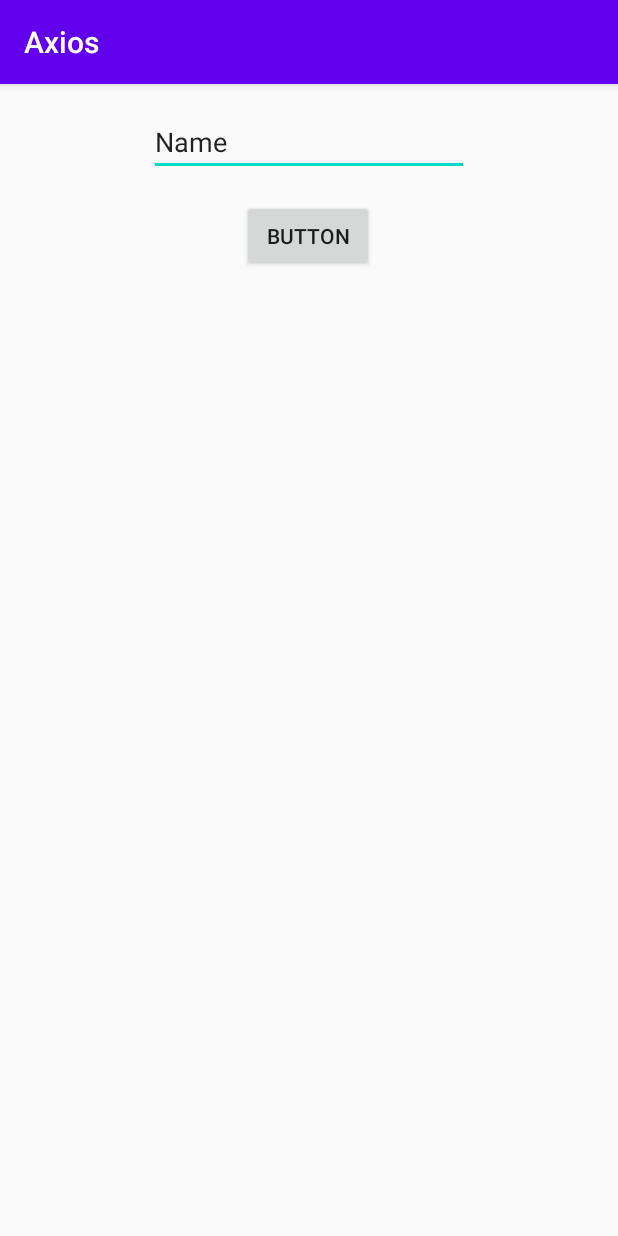
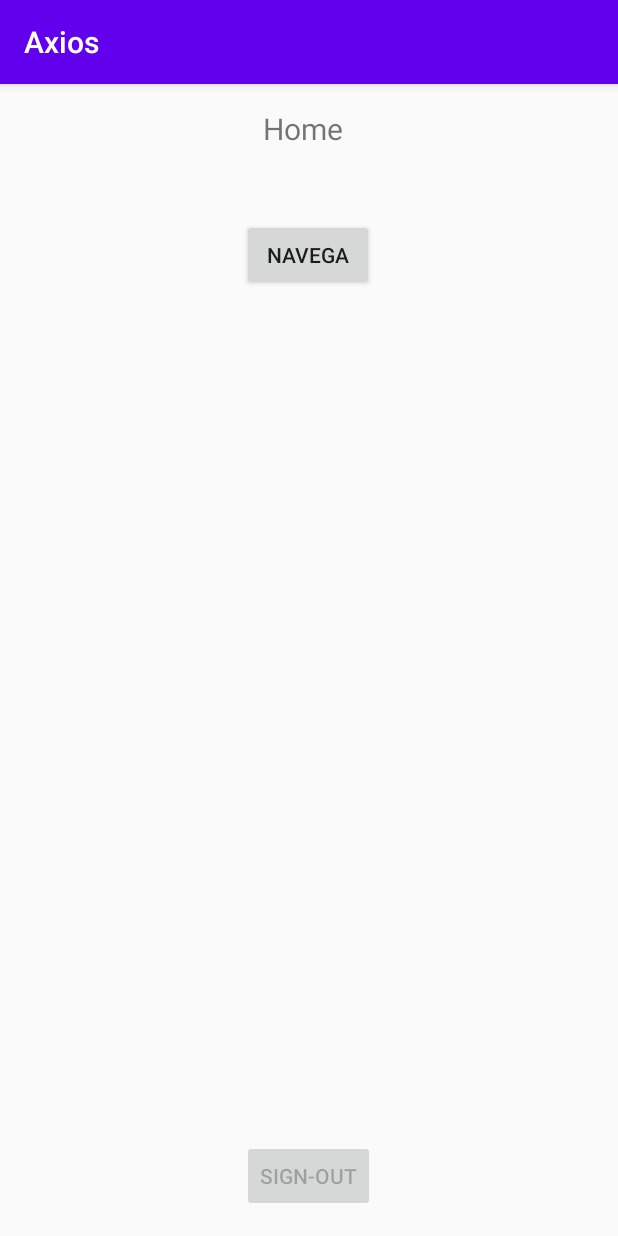
Before and after one commit to JaviCandia/AxiosApp, an Android app: the screen it shows after launch (MainActivity), on a phone screen of 412 x 824 dp. Run offline under Robolectric (Android 15) with nearby library versions, the phone set to English and light mode, and no system bars; our stand-ins replace Firebase (no records; nobody signed in at launch, a user with empty details on screens opened directly); libraries missing offline, so code that uses them is left out: com.firebase.ui; 2 statements that could not run were skipped.

```diff
--- a/app/src/main/res/layout/fragment_home.xml
+++ b/app/src/main/res/layout/fragment_home.xml
@@ -14,22 +14,34 @@
         android:id="@+id/button"
         android:layout_width="wrap_content"
         android:layout_height="wrap_content"
-        android:layout_marginTop="16dp"
-        android:text="Button"
+        android:layout_marginTop="46dp"
+        android:text="Navega"
         app:layout_constraintEnd_toEndOf="parent"
         app:layout_constraintHorizontal_bias="0.498"
         app:layout_constraintStart_toStartOf="parent"
-        app:layout_constraintTop_toBottomOf="@+id/editText" />
+        app:layout_constraintTop_toBottomOf="@+id/textView2" />
 
-    <EditText
-        android:id="@+id/editText"
+    <Button
+        android:id="@+id/btn_sing_out"
         android:layout_width="wrap_content"
         android:layout_height="wrap_content"
+        android:layout_marginBottom="16dp"
+        android:text="Sign-out"
+        android:enabled="false"
+        app:layout_constraintBottom_toBottomOf="parent"
+        app:layout_constraintEnd_toEndOf="parent"
+        app:layout_constraintHorizontal_bias="0.498"
+        app:layout_constraintStart_toStartOf="parent" />
+
+    <TextView
+        android:id="@+id/textView2"
+        android:layout_width="60dp"
+        android:layout_height="28dp"
         android:layout_marginTop="16dp"
-        android:ems="10"
-        android:inputType="textPersonName"
-        android:text="Name"
+        android:text="Home"
+        android:textSize="20sp"
         app:layout_constraintEnd_toEndOf="parent"
+        app:layout_constraintHorizontal_bias="0.498"
         app:layout_constraintStart_toStartOf="parent"
         app:layout_constraintTop_toTopOf="parent" />
 
--- a/app/src/main/res/values/strings.xml
+++ b/app/src/main/res/values/strings.xml
@@ -5,6 +5,6 @@
     <string name="hello_blank_fragment">Hello blank fragment</string>
     <string name="name">Captain America</string>
     <string name="team">Avengers</string>
-    <string name="createdBy">Joe Simon</string>
+    <string name="createdby">Joe Simon</string>
     <string name="title_activity_maps">Map</string>
 </resources>
--- a/app/src/main/res/values/styles.xml
+++ b/app/src/main/res/values/styles.xml
@@ -8,4 +8,7 @@
         <item name="colorAccent">@color/colorAccent</item>
     </style>
 
+    <style name="MyTheme" parent="AppTheme">
+        <item name="android:windowBackground">@android:color/white</item>
+    </style>
 </resources>
```
Also changed, not shown: app/build.gradle (+10 -0 lines), app/src/main/java/com/example/axios/Adapter/MyMovieAdapter.kt (+16 -16 lines), app/src/main/java/com/example/axios/Model/Movie.kt (+4 -4 lines), app/src/main/java/com/example/axios/ui/views/home/HomeFragment.kt (+56 -6 lines), app/src/main/res/layout/fragment_cards.xml (+14 -2 lines), app/src/main/res/layout/layout_movie_item.xml (+18 -11 lines).
